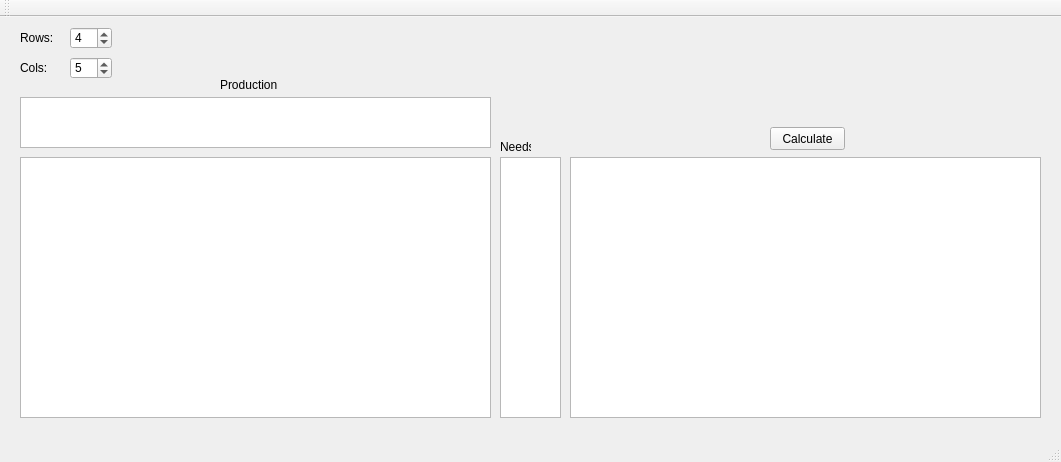
Before: the Qt Designer form TransporationQT/mainwindow.ui in BartWeyder/Temporary, drawn with Qt 5.
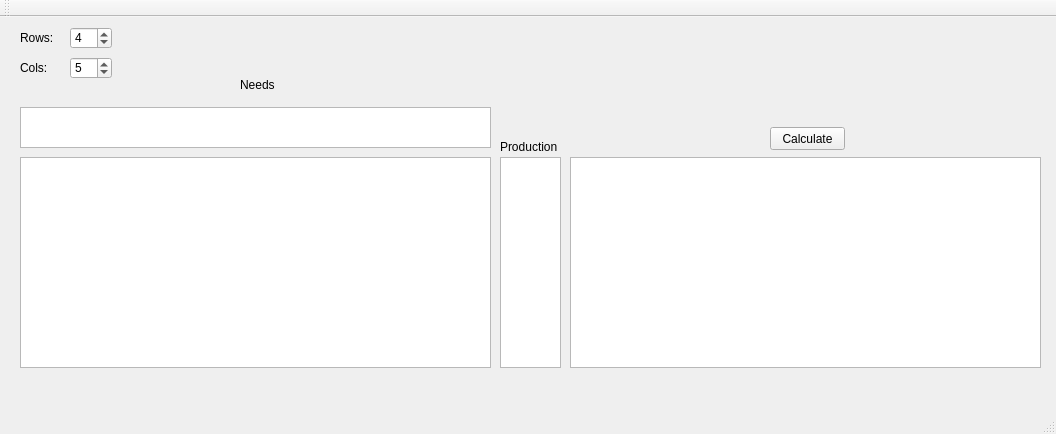
After: the same form once the commit is applied.

```diff
--- a/TransporationQT/mainwindow.ui
+++ b/TransporationQT/mainwindow.ui
@@ -6,8 +6,8 @@
    <rect>
     <x>0</x>
     <y>0</y>
-    <width>1061</width>
-    <height>462</height>
+    <width>1056</width>
+    <height>434</height>
    </rect>
   </property>
   <property name="windowTitle">
@@ -23,7 +23,7 @@
       <x>20</x>
       <y>140</y>
       <width>471</width>
-      <height>261</height>
+      <height>211</height>
      </rect>
     </property>
     <property name="sizeAdjustPolicy">
@@ -43,11 +43,17 @@
     <property name="geometry">
      <rect>
       <x>20</x>
-      <y>80</y>
+      <y>90</y>
       <width>471</width>
-      <height>51</height>
+      <height>41</height>
      </rect>
     </property>
+    <attribute name="horizontalHeaderVisible">
+     <bool>false</bool>
+    </attribute>
+    <attribute name="verticalHeaderVisible">
+     <bool>true</bool>
+    </attribute>
    </widget>
    <widget class="QLabel" name="label">
     <property name="geometry">
@@ -119,9 +125,15 @@
       <x>500</x>
       <y>140</y>
       <width>61</width>
-      <height>261</height>
+      <height>211</height>
      </rect>
     </property>
+    <attribute name="horizontalHeaderVisible">
+     <bool>true</bool>
+    </attribute>
+    <attribute name="verticalHeaderVisible">
+     <bool>false</bool>
+    </attribute>
    </widget>
    <widget class="QTableView" name="costsView_2">
     <property name="geometry">
@@ -129,7 +141,7 @@
       <x>570</x>
       <y>140</y>
       <width>471</width>
-      <height>261</height>
+      <height>211</height>
      </rect>
     </property>
    </widget>
@@ -149,14 +161,14 @@
    <widget class="QLabel" name="label_3">
     <property name="geometry">
      <rect>
-      <x>220</x>
+      <x>240</x>
       <y>60</y>
       <width>61</width>
       <height>16</height>
      </rect>
     </property>
     <property name="text">
-     <string>Production</string>
+     <string>Needs</string>
     </property>
    </widget>
    <widget class="QLabel" name="label_4">
@@ -164,12 +176,12 @@
      <rect>
       <x>500</x>
       <y>120</y>
-      <width>31</width>
+      <width>61</width>
       <height>20</height>
      </rect>
     </property>
     <property name="text">
-     <string>Needs</string>
+     <string>Production</string>
     </property>
    </widget>
   </widget>
```
Left out of the diff: 4 changed lines with no effect on the pictures.
